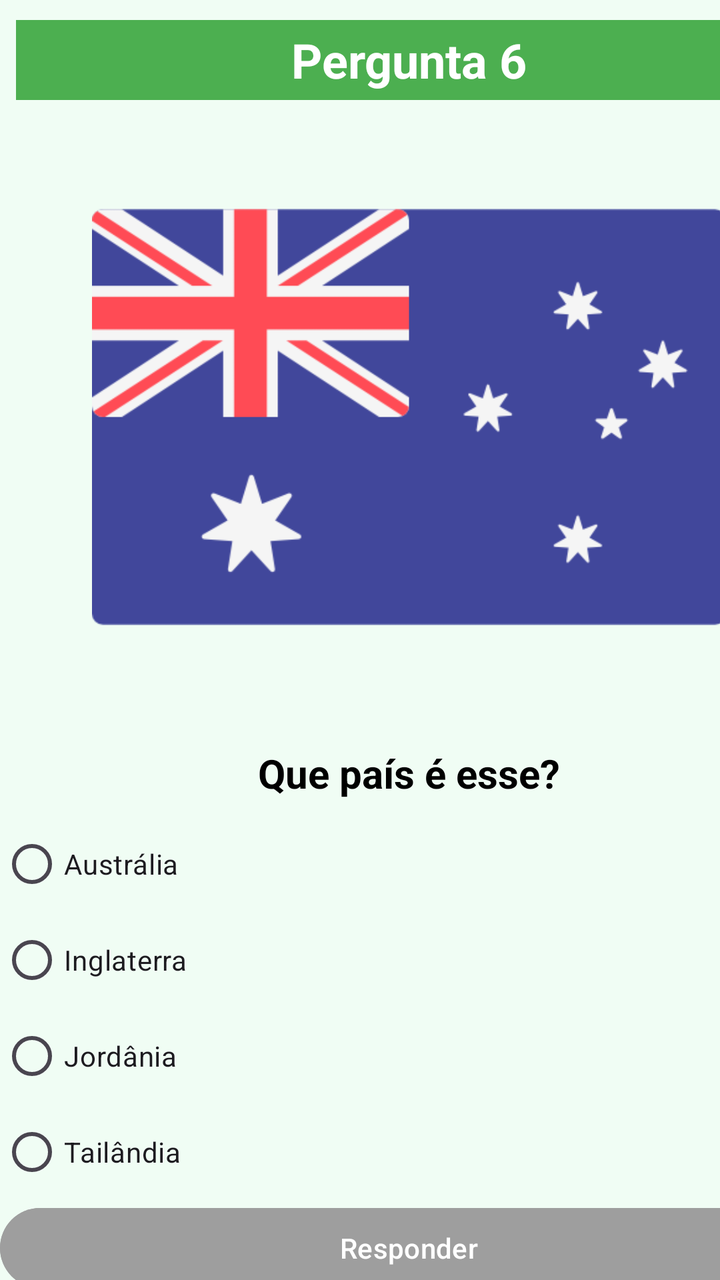
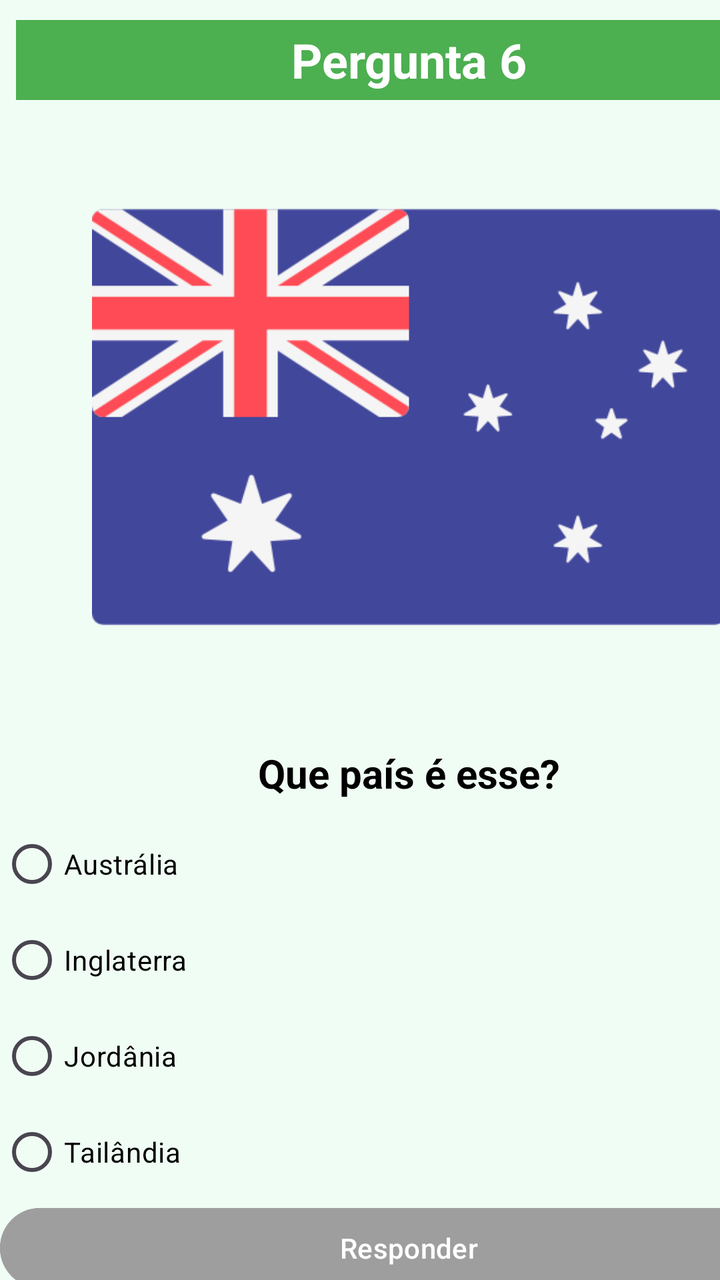

The first picture is an Android layout as it rendered before a commit; the second is the same layout after the commit. The layout source and the unified diff follow.
<!-- AndroidManifest.xml: application theme Theme.QuizBandeiras -->
<!-- res/layout/activity_pergunta6.xml -->
<?xml version="1.0" encoding="utf-8"?>
<androidx.constraintlayout.widget.ConstraintLayout xmlns:android="http://schemas.android.com/apk/res/android"
    xmlns:app="http://schemas.android.com/apk/res-auto"
    xmlns:tools="http://schemas.android.com/tools"
    android:id="@+id/main"
    android:layout_width="match_parent"
    android:layout_height="match_parent"
    android:background="#F0FDF4"
    tools:context=".Pergunta6">

    <LinearLayout
        android:layout_width="409dp"
        android:layout_height="729dp"
        android:orientation="vertical">

        <TextView
            android:id="@+id/textView6"
            android:layout_width="match_parent"
            android:layout_height="40dp"
            android:layout_marginStart="8dp"
            android:layout_marginTop="10dp"
            android:layout_marginEnd="8dp"
            android:background="#4CAF50"
            android:gravity="center"
            android:text="Pergunta 6"
            android:textColor="@android:color/white"
            android:textSize="24sp"
            android:textStyle="bold" />

        <ImageView
            android:id="@+id/imageView2"
            android:layout_width="match_parent"
            android:layout_height="317dp"
            app:srcCompat="@drawable/australia" />

        <TextView
            android:id="@+id/textView2"
            android:layout_width="match_parent"
            android:layout_height="wrap_content"
            android:layout_marginTop="6dp"
            android:layout_marginBottom="8dp"
            android:gravity="center"
            android:text="Que país é esse?"
            android:textColor="@android:color/black"
            android:textSize="20sp"
            android:textStyle="bold" />

        <RadioGroup
            android:id="@+id/rgpAlternativas"
            android:layout_width="match_parent"
            android:layout_height="match_parent">

            <RadioButton
                android:id="@+id/rgbOpcao1"
                android:layout_width="match_parent"
                android:layout_height="wrap_content"
                android:text="Austrália " />

            <RadioButton
                android:id="@+id/rgbOpcao2"
                android:layout_width="match_parent"
                android:layout_height="wrap_content"
                android:text="Inglaterra" />

            <RadioButton
                android:id="@+id/rgbOpcao3"
                android:layout_width="match_parent"
                android:layout_height="wrap_content"
                android:text="Jordânia" />

            <RadioButton
                android:id="@+id/rgbOpcao4"
                android:layout_width="match_parent"
                android:layout_height="wrap_content"
                android:text="Tailândia" />

            <Button
                android:id="@+id/btnResponder"
                android:layout_width="match_parent"
                android:layout_height="wrap_content"
                android:backgroundTint="#9E9E9E"
                android:enabled="false"
                android:text="Responder"
                android:textColor="@android:color/white" />
        </RadioGroup>
    </LinearLayout>
</androidx.constraintlayout.widget.ConstraintLayout>
<!-- resources referenced by this layout -->
<resources>
  <!-- drawable australia: png bitmap (drawable, 16477 bytes) -->
  <style name="Theme.QuizBandeiras" parent="Base.Theme.QuizBandeiras" />
  <style name="Base.Theme.QuizBandeiras" parent="Theme.Material3.DayNight.NoActionBar">
          
          
      </style>
</resources>

<!-- the commit's change to res/layout/activity_pergunta6.xml (unified diff, before → after) -->
@@ -54,25 +54,33 @@
                 android:id="@+id/rgbOpcao1"
                 android:layout_width="match_parent"
                 android:layout_height="wrap_content"
-                android:text="Austrália " />
+                android:text="Austrália "
+                android:textColor="#000000"
+                android:textColorLink="#020101" />
 
             <RadioButton
                 android:id="@+id/rgbOpcao2"
                 android:layout_width="match_parent"
                 android:layout_height="wrap_content"
-                android:text="Inglaterra" />
+                android:text="Inglaterra"
+                android:textColor="#000000"
+                android:textColorLink="#020101" />
 
             <RadioButton
                 android:id="@+id/rgbOpcao3"
                 android:layout_width="match_parent"
                 android:layout_height="wrap_content"
-                android:text="Jordânia" />
+                android:text="Jordânia"
+                android:textColor="#000000"
+                android:textColorLink="#020101" />
 
             <RadioButton
                 android:id="@+id/rgbOpcao4"
                 android:layout_width="match_parent"
                 android:layout_height="wrap_content"
-                android:text="Tailândia" />
+                android:text="Tailândia"
+                android:textColor="#000000"
+                android:textColorLink="#020101" />
 
             <Button
                 android:id="@+id/btnResponder"
